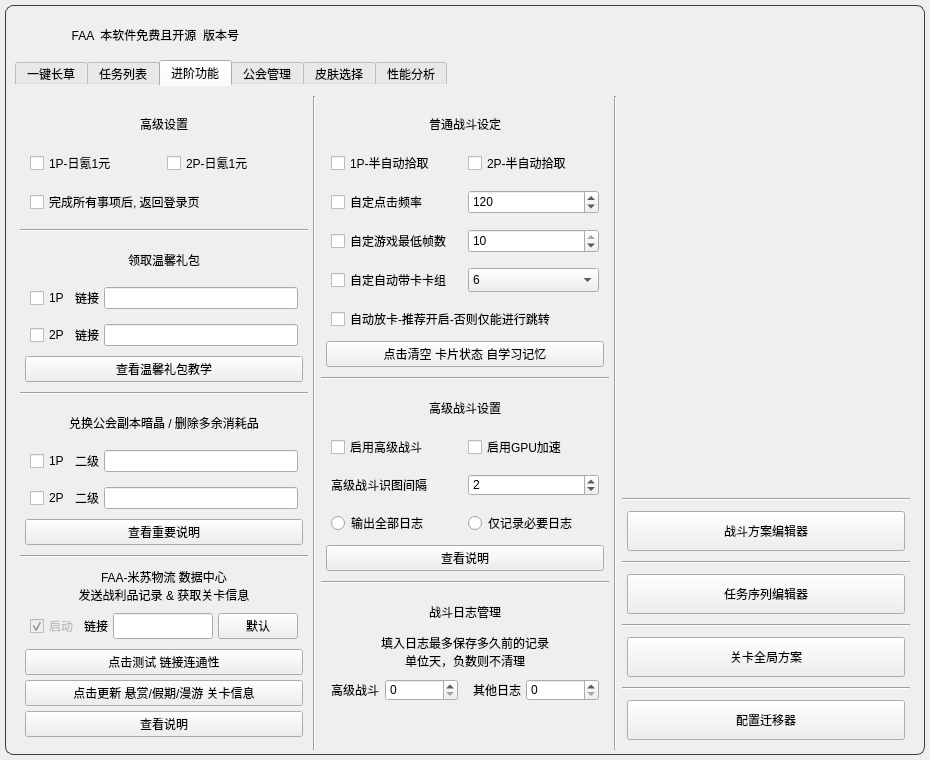
The window that resource/ui/FAA_3.0.ui (StareAbyss/FoodsVsMiceAutoAssistant) describes before a commit, drawn with Qt 5.
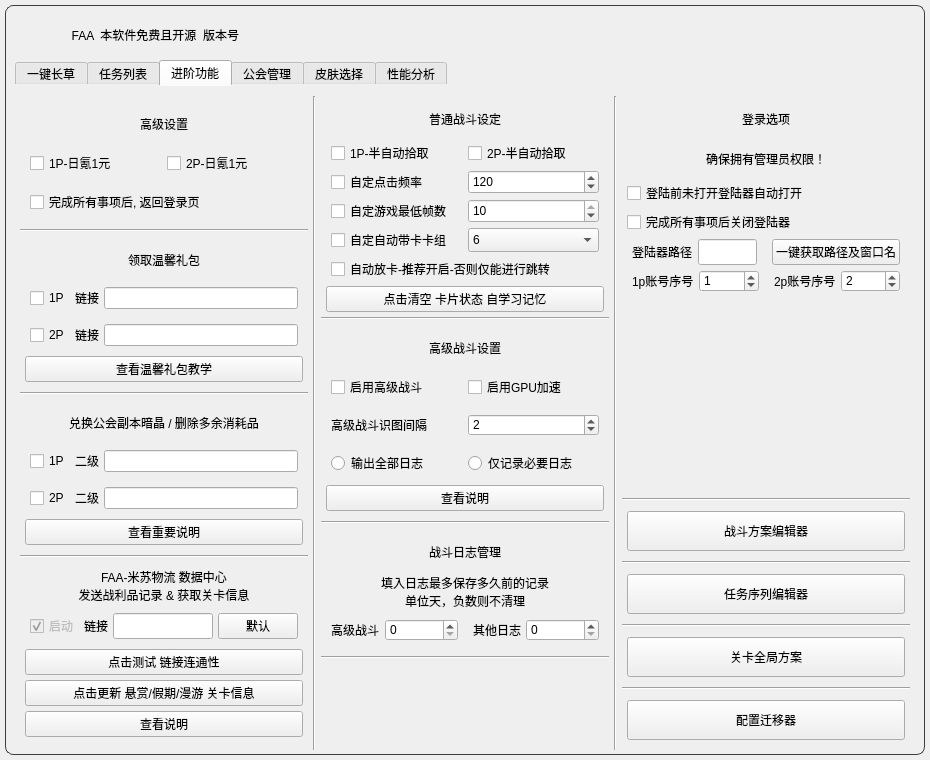
The same window after the commit. The open tabs and pages were chosen to show the change. Icons and pictures are not drawn. Custom widgets are drawn as their Qt base class.

Commit message: feat(弱保软): 一键填写窗口名

```diff
--- a/resource/ui/FAA_3.0.ui
+++ b/resource/ui/FAA_3.0.ui
@@ -10044,7 +10044,7 @@
             </widget>
            </item>
            <item>
-            <layout class="QVBoxLayout" name="Lay_Tab3_Center" stretch="0,0,0,0,0,0">
+            <layout class="QVBoxLayout" name="Lay_Tab3_Center" stretch="0,0,0,0,0,0,0">
              <property name="spacing">
               <number>5</number>
              </property>
@@ -10069,13 +10069,13 @@
                 <number>5</number>
                </property>
                <property name="topMargin">
-                <number>5</number>
+                <number>0</number>
                </property>
                <property name="rightMargin">
                 <number>5</number>
                </property>
                <property name="bottomMargin">
-                <number>5</number>
+                <number>0</number>
                </property>
                <item>
                 <widget class="QLabel" name="AdvancedSettings_Text_2">
@@ -10105,13 +10105,13 @@
                   <number>5</number>
                  </property>
                  <property name="topMargin">
-                  <number>5</number>
+                  <number>0</number>
                  </property>
                  <property name="rightMargin">
                   <number>5</number>
                  </property>
                  <property name="bottomMargin">
-                  <number>5</number>
+                  <number>0</number>
                  </property>
                  <item>
                   <widget class="QCheckBox" name="AutoPickUp_1P">
@@ -10177,13 +10177,13 @@
                   <number>5</number>
                  </property>
                  <property name="topMargin">
-                  <number>5</number>
+                  <number>0</number>
                  </property>
                  <property name="rightMargin">
                   <number>5</number>
                  </property>
                  <property name="bottomMargin">
-                  <number>5</number>
+                  <number>0</number>
                  </property>
                  <item>
                   <widget class="QCheckBox" name="CusCPS_Active">
@@ -10266,13 +10266,13 @@
                   <number>5</number>
                  </property>
                  <property name="topMargin">
-                  <number>5</number>
+                  <number>0</number>
                  </property>
                  <property name="rightMargin">
                   <number>5</number>
                  </property>
                  <property name="bottomMargin">
-                  <number>5</number>
+                  <number>0</number>
                  </property>
                  <item>
                   <widget class="QCheckBox" name="CusLowestFPS_Active">
@@ -10360,13 +10360,13 @@
                   <number>5</number>
                  </property>
                  <property name="topMargin">
-                  <number>5</number>
+                  <number>0</number>
                  </property>
                  <property name="rightMargin">
                   <number>5</number>
                  </property>
                  <property name="bottomMargin">
-                  <number>5</number>
+                  <number>0</number>
                  </property>
                  <item>
                   <widget class="QCheckBox" name="CusAutoCarryCard_Active">
@@ -10470,13 +10470,13 @@
                   <number>5</number>
                  </property>
                  <property name="topMargin">
-                  <number>5</number>
+                  <number>0</number>
                  </property>
                  <property name="rightMargin">
                   <number>5</number>
                  </property>
                  <property name="bottomMargin">
-                  <number>5</number>
+                  <number>0</number>
                  </property>
                  <item>
                   <widget class="QCheckBox" name="AutoUseCard">
@@ -11021,6 +11021,13 @@
                </item>
               </layout>
              </item>
+             <item>
+              <widget class="Line" name="line_14">
+               <property name="orientation">
+                <enum>Qt::Horizontal</enum>
+               </property>
+              </widget>
+             </item>
              <item>
               <spacer name="verticalSpacer_11">
                <property name="orientation">
@@ -11060,6 +11067,369 @@
              <property name="bottomMargin">
               <number>5</number>
              </property>
+             <item>
+              <layout class="QVBoxLayout" name="loginlayout">
+               <property name="spacing">
+                <number>5</number>
+               </property>
+               <property name="leftMargin">
+                <number>5</number>
+               </property>
+               <property name="topMargin">
+                <number>0</number>
+               </property>
+               <property name="rightMargin">
+                <number>5</number>
+               </property>
+               <property name="bottomMargin">
+                <number>0</number>
+               </property>
+               <item alignment="Qt::AlignHCenter">
+                <widget class="QLabel" name="label_17">
+                 <property name="sizePolicy">
+                  <sizepolicy hsizetype="Preferred" vsizetype="Preferred">
+                   <horstretch>0</horstretch>
+                   <verstretch>0</verstretch>
+                  </sizepolicy>
+                 </property>
+                 <property name="minimumSize">
+                  <size>
+                   <width>0</width>
+                   <height>35</height>
+                  </size>
+                 </property>
+                 <property name="maximumSize">
+                  <size>
+                   <width>16777215</width>
+                   <height>35</height>
+                  </size>
+                 </property>
+                 <property name="text">
+                  <string>登录选项</string>
+                 </property>
+                </widget>
+               </item>
+               <item>
+                <widget class="QLabel" name="label_18">
+                 <property name="minimumSize">
+                  <size>
+                   <width>0</width>
+                   <height>35</height>
+                  </size>
+                 </property>
+                 <property name="maximumSize">
+                  <size>
+                   <width>16777215</width>
+                   <height>35</height>
+                  </size>
+                 </property>
+                 <property name="text">
+                  <string>确保拥有管理员权限！</string>
+                 </property>
+                 <property name="alignment">
+                  <set>Qt::AlignCenter</set>
+                 </property>
+                </widget>
+               </item>
+               <item>
+                <widget class="QCheckBox" name="open360">
+                 <property name="text">
+                  <string>登陆前未打开登陆器自动打开</string>
+                 </property>
+                </widget>
+               </item>
+               <item>
+                <widget class="QCheckBox" name="close360">
+                 <property name="text">
+                  <string>完成所有事项后关闭登陆器</string>
+                 </property>
+                </widget>
+               </item>
+               <item>
+                <layout class="QHBoxLayout" name="horizontalLayout_19">
+                 <property name="leftMargin">
+                  <number>0</number>
+                 </property>
+                 <property name="topMargin">
+                  <number>0</number>
+                 </property>
+                 <property name="rightMargin">
+                  <number>0</number>
+                 </property>
+                 <property name="bottomMargin">
+                  <number>0</number>
+                 </property>
+                 <item>
+                  <layout class="QHBoxLayout" name="horizontalLayout_20" stretch="2,0">
+                   <property name="spacing">
+                    <number>5</number>
+                   </property>
+                   <property name="leftMargin">
+                    <number>5</number>
+                   </property>
+                   <property name="topMargin">
+                    <number>0</number>
+                   </property>
+                   <property name="rightMargin">
+                    <number>5</number>
+                   </property>
+                   <property name="bottomMargin">
+                    <number>0</number>
+                   </property>
+                   <item>
+                    <widget class="QLabel" name="label_23">
+                     <property name="sizePolicy">
+                      <sizepolicy hsizetype="Expanding" vsizetype="Expanding">
+                       <horstretch>0</horstretch>
+                       <verstretch>0</verstretch>
+                      </sizepolicy>
+                     </property>
+                     <property name="minimumSize">
+                      <size>
+                       <width>0</width>
+                       <height>0</height>
+                      </size>
+                     </property>
+                     <property name="maximumSize">
+                      <size>
+                       <width>16777215</width>
+                       <height>100</height>
+                      </size>
+                     </property>
+                     <property name="text">
+                      <string>登陆器路径</string>
+                     </property>
+                     <property name="alignment">
+                      <set>Qt::AlignLeading|Qt::AlignLeft|Qt::AlignVCenter</set>
+                     </property>
+                    </widget>
+                   </item>
+                   <item>
+                    <widget class="QLineEdit" name="GetPath">
+                     <property name="sizePolicy">
+                      <sizepolicy hsizetype="Expanding" vsizetype="Expanding">
+                       <horstretch>0</horstretch>
+                       <verstretch>0</verstretch>
+                      </sizepolicy>
+                     </property>
+                     <property name="minimumSize">
+                      <size>
+                       <width>0</width>
+                       <height>0</height>
+                      </size>
+                     </property>
+                     <property name="maximumSize">
+                      <size>
+                       <width>1000</width>
+                       <height>100</height>
+                      </size>
+                     </property>
+                     <property name="tabletTracking">
+                      <bool>false</bool>
+                     </property>
+                     <property name="autoFillBackground">
+                      <bool>false</bool>
+                     </property>
+                     <property name="text">
+                      <string/>
+                     </property>
+                     <property name="echoMode">
+                      <enum>QLineEdit::Normal</enum>
+                     </property>
+                     <property name="clearButtonEnabled">
+                      <bool>true</bool>
+                     </property>
+                    </widget>
+                   </item>
+                  </layout>
+                 </item>
+                 <item>
+                  <layout class="QHBoxLayout" name="horizontalLayout_21" stretch="0">
+                   <property name="spacing">
+                    <number>5</number>
+                   </property>
+                   <property name="leftMargin">
+                    <number>5</number>
+                   </property>
+                   <property name="topMargin">
+                    <number>0</number>
+                   </property>
+                   <property name="rightMargin">
+                    <number>5</number>
+                   </property>
+                   <property name="bottomMargin">
+                    <number>0</number>
+                   </property>
+                   <item>
+                    <widget class="QPushButton" name="oneclick_getpath">
+                     <property name="text">
+                      <string>一键获取路径及窗口名</string>
+                     </property>
+                    </widget>
+                   </item>
+                  </layout>
+                 </item>
+                </layout>
+               </item>
+               <item>
+                <layout class="QHBoxLayout" name="horizontalLayout_14">
+                 <property name="leftMargin">
+                  <number>0</number>
+                 </property>
+                 <property name="topMargin">
+                  <number>0</number>
+                 </property>
+                 <property name="rightMargin">
+                  <number>0</number>
+                 </property>
+                 <property name="bottomMargin">
+                  <number>0</number>
+                 </property>
+                 <item>
+                  <layout class="QHBoxLayout" name="horizontalLayout_17" stretch="2,3">
+                   <property name="spacing">
+                    <number>5</number>
+                   </property>
+                   <property name="leftMargin">
+                    <number>5</number>
+                   </property>
+                   <property name="topMargin">
+                    <number>0</number>
+                   </property>
+                   <property name="rightMargin">
+                    <number>5</number>
+                   </property>
+                   <property name="bottomMargin">
+                    <number>0</number>
+                   </property>
+                   <item>
+                    <widget class="QLabel" name="label_19">
+                     <property name="sizePolicy">
+                      <sizepolicy hsizetype="Expanding" vsizetype="Expanding">
+                       <horstretch>0</horstretch>
+                       <verstretch>0</verstretch>
+                      </sizepolicy>
+                     </property>
+                     <property name="minimumSize">
+                      <size>
+                       <width>0</width>
+                       <height>0</height>
+                      </size>
+                     </property>
+                     <property name="maximumSize">
+                      <size>
+                       <width>16777215</width>
+                       <height>100</height>
+                      </size>
+                     </property>
+                     <property name="text">
+                      <string>1p账号序号</string>
+                     </property>
+                     <property name="alignment">
+                      <set>Qt::AlignLeading|Qt::AlignLeft|Qt::AlignVCenter</set>
+                     </property>
+                    </widget>
+                   </item>
+                   <item>
+                    <widget class="QSpinBox" name="login_first">
+                     <property name="sizePolicy">
+                      <sizepolicy hsizetype="Expanding" vsizetype="Expanding">
+                       <horstretch>0</horstretch>
+                       <verstretch>0</verstretch>
+                      </sizepolicy>
+                     </property>
+                     <property name="minimumSize">
+                      <size>
+                       <width>0</width>
+                       <height>0</height>
+                      </size>
+                     </property>
+                     <property name="maximumSize">
+                      <size>
+                       <width>16777215</width>
+                       <height>100</height>
+                      </size>
+                     </property>
+                     <property name="value">
+                      <number>1</number>
+                     </property>
+                    </widget>
+                   </item>
+                  </layout>
+                 </item>
+                 <item>
+                  <layout class="QHBoxLayout" name="horizontalLayout_18" stretch="2,3">
+                   <property name="spacing">
+                    <number>5</number>
+                   </property>
+                   <property name="leftMargin">
+                    <number>5</number>
+                   </property>
+                   <property name="topMargin">
+                    <number>0</number>
+                   </property>
+                   <property name="rightMargin">
+                    <number>5</number>
+                   </property>
+                   <property name="bottomMargin">
+                    <number>0</number>
+                   </property>
+                   <item>
+                    <widget class="QLabel" name="label_22">
+                     <property name="sizePolicy">
+                      <sizepolicy hsizetype="Expanding" vsizetype="Expanding">
+                       <horstretch>0</horstretch>
+                       <verstretch>0</verstretch>
+                      </sizepolicy>
+                     </property>
+                     <property name="minimumSize">
+                      <size>
+                       <width>0</width>
+                       <height>0</height>
+                      </size>
+                     </property>
+                     <property name="maximumSize">
+                      <size>
+                       <width>16777215</width>
+                       <height>100</height>
+                      </size>
+                     </property>
+                     <property name="text">
+                      <string>2p账号序号</string>
+                     </property>
+                    </widget>
+                   </item>
+                   <item>
+                    <widget class="QSpinBox" name="login_second">
+                     <property name="sizePolicy">
+                      <sizepolicy hsizetype="Expanding" vsizetype="Expanding">
+                       <horstretch>0</horstretch>
+                       <verstretch>0</verstretch>
+                      </sizepolicy>
+                     </property>
+                     <property name="minimumSize">
+                      <size>
+                       <width>0</width>
+                       <height>0</height>
+                      </size>
+                     </property>
+                     <property name="maximumSize">
+                      <size>
+                       <width>16777215</width>
+                       <height>100</height>
+                      </size>
+                     </property>
+                     <property name="value">
+                      <number>2</number>
+                     </property>
+                    </widget>
+                   </item>
+                  </layout>
+                 </item>
+                </layout>
+               </item>
+              </layout>
+             </item>
              <item>
               <layout class="QHBoxLayout" name="Lay_Big_Image" stretch="0">
                <property name="sizeConstraint">
```
The commit also changes 5 other files.
